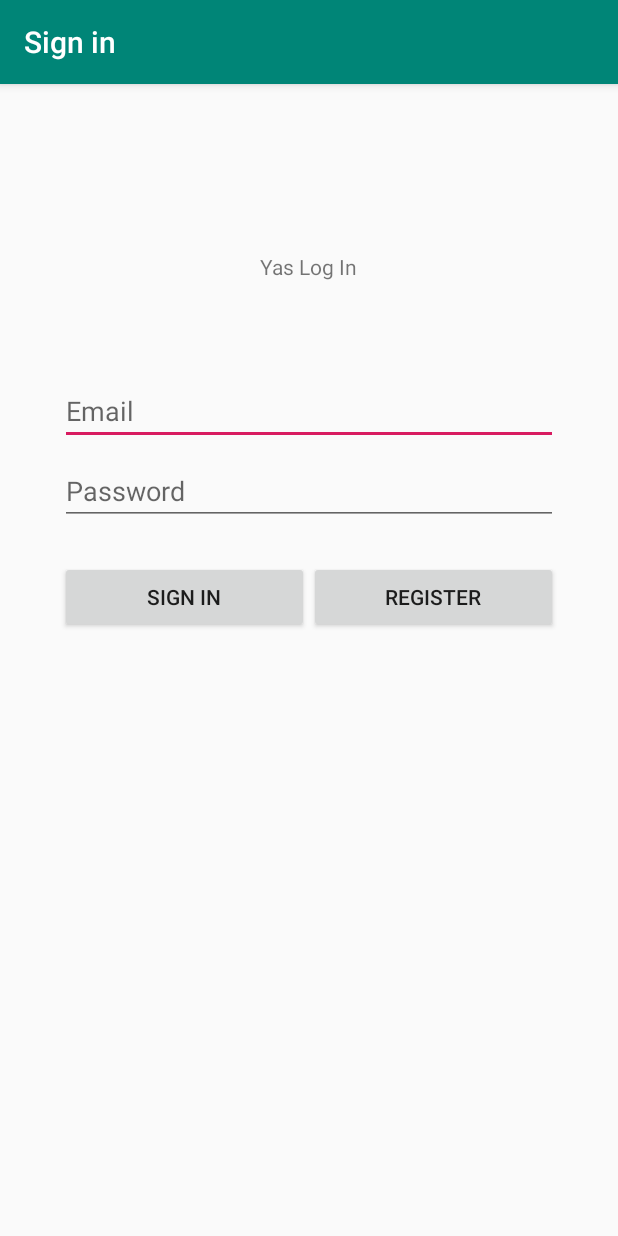
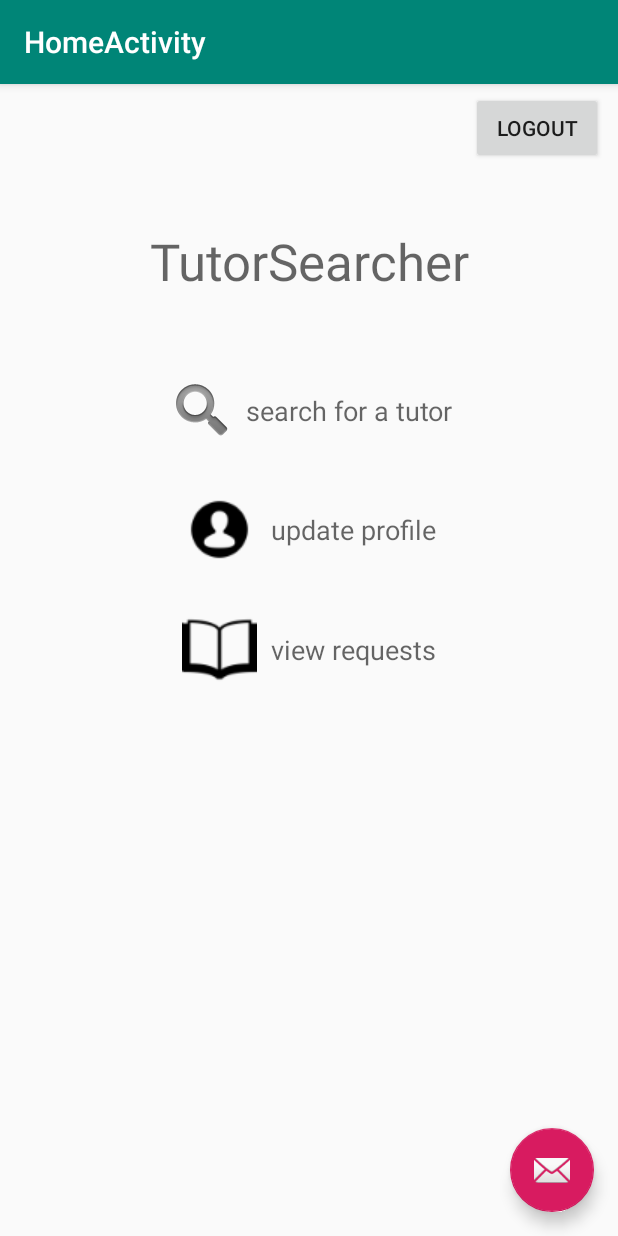
Before and after one commit to kmhamasaki/TutorSearcher, an Android app: the screen it shows after launch (LoginActivity before the commit, HomeActivity after it), after a tap on "Register for account now.", on a phone screen of 412 x 824 dp. Run offline under Robolectric (Android 15) with nearby library versions, the phone set to English and light mode, and no system bars; 1 other tap on this screen came first.

Commit message:
added homeactivity

```diff
--- a/TutorSearcherAndroid/app/src/main/java/com/example/tutorsearcherandroid/HomeActivity.java
+++ b/TutorSearcherAndroid/app/src/main/java/com/example/tutorsearcherandroid/HomeActivity.java
@@ -40,4 +40,8 @@ public class HomeActivity extends AppCompatActivity {
     public void onClickViewRequests(View view) {
         //redirects to requests screen
     }
+
+    public void onClickLogout(View view) {
+        //logs user out and redirects to login page
+    }
 }
--- a/TutorSearcherAndroid/app/src/main/java/com/example/tutorsearcherandroid/MainActivity.java
+++ b/TutorSearcherAndroid/app/src/main/java/com/example/tutorsearcherandroid/MainActivity.java
@@ -63,7 +63,7 @@ public class MainActivity extends AppCompatActivity implements View.OnClickListe
     }
 
     public void openLoginActivity(String accountType){
-        Intent i = new Intent(this,LoginActivity.class);
+        Intent i = new Intent(this,HomeActivity.class);
         i.putExtra("accountType",accountType);
         startActivity(i);
     }
--- a/TutorSearcherAndroid/app/src/main/res/layout/activity_home.xml
+++ b/TutorSearcherAndroid/app/src/main/res/layout/activity_home.xml
@@ -20,7 +20,11 @@
 
     </com.google.android.material.appbar.AppBarLayout>
 
-    <include layout="@layout/content_home" />
+    <include
+        android:id="@+id/include"
+        layout="@layout/content_home"
+        app:layout_anchor="@+id/include"
+        app:layout_anchorGravity="center" />
 
     <com.google.android.material.floatingactionbutton.FloatingActionButton
         android:id="@+id/fab"
--- a/TutorSearcherAndroid/app/src/main/res/layout/content_home.xml
+++ b/TutorSearcherAndroid/app/src/main/res/layout/content_home.xml
@@ -84,6 +84,7 @@
         android:layout_marginTop="5dp"
         android:layout_marginEnd="10dp"
         android:layout_marginRight="10dp"
+        android:onClick="onClickLogout"
         android:text="Logout"
         app:layout_constraintEnd_toEndOf="parent"
         app:layout_constraintTop_toTopOf="parent" />
```
